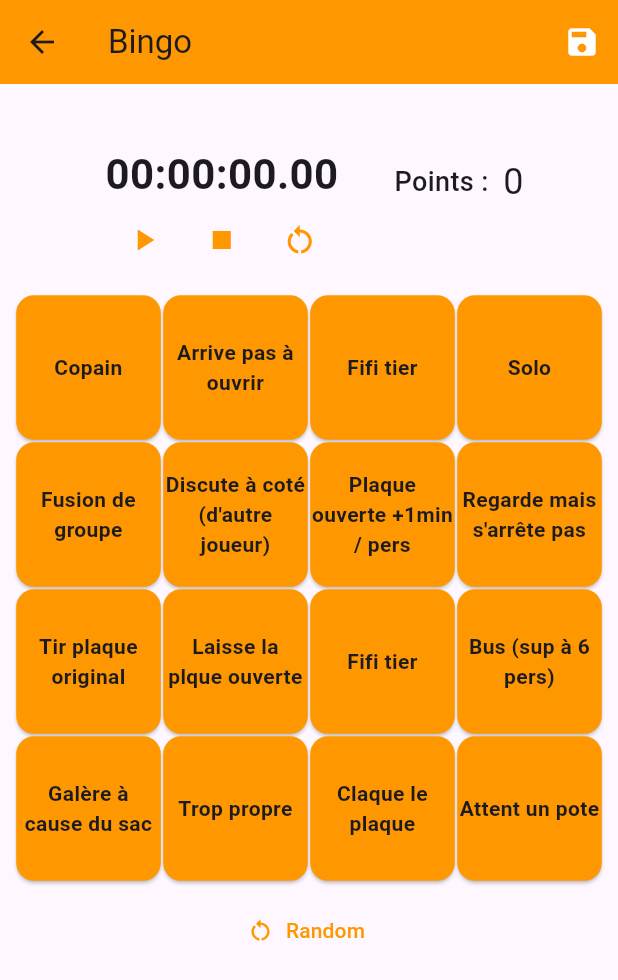
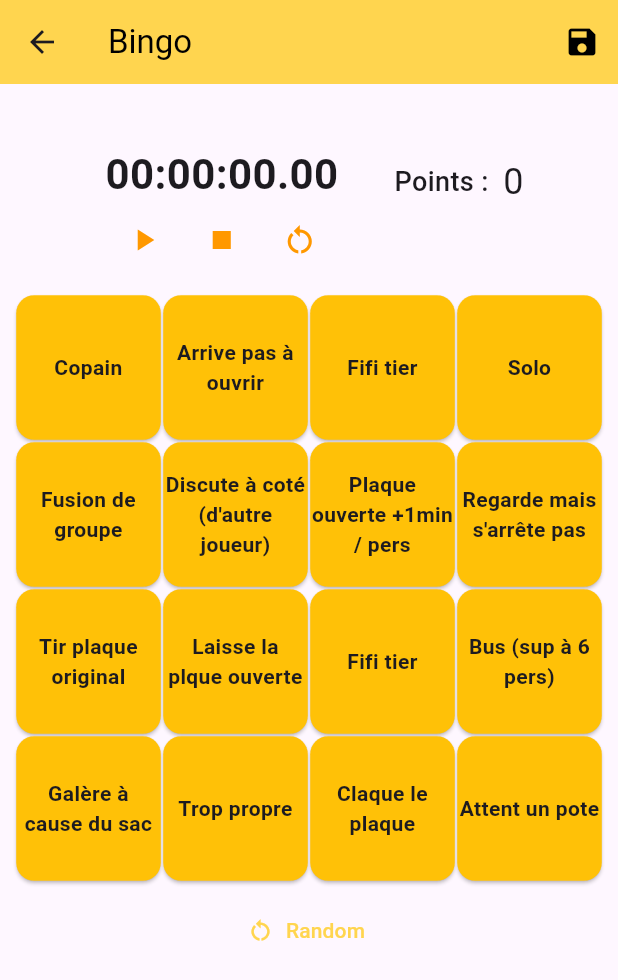
Before and after one commit to Extauren/Plaktago, a Flutter app: the Game screen opened directly with empty values, on a phone screen of 412 x 824 dp. Shown: the top 980 px of the screen. Run offline on Flutter 3.47's test engine with Material 2 defaults, Android fonts, the light colour scheme and no system bars; our stand-ins replace stop_watch_timer.

Commit message:
Fix CSS and test new colors

```diff
--- a/lib/game/bingo.dart
+++ b/lib/game/bingo.dart
@@ -47,13 +47,16 @@ class _Game extends State<Game> {
   Widget build(BuildContext context) {
     return Scaffold(
         appBar: AppBar(
-          title: Text('Bingo ${widget.gameType}'),
-          backgroundColor: Colors.orange,
+          title: Text(
+            'Bingo ${widget.gameType}',
+            style: TextStyle(color: Colors.black),
+          ),
+          backgroundColor: Colors.amber[300],
           actions: <Widget>[
             IconButton(
               icon: Icon(
                 Icons.save,
-                color: Colors.white,
+                color: Colors.black,
               ),
               onPressed: _saveGame,
             )
--- a/lib/game/board/board.dart
+++ b/lib/game/board/board.dart
@@ -51,7 +51,7 @@ class _Board extends State<Board> {
       }
       return Colors.lightGreen;
     }
-    return Colors.orange;
+    return Colors.amber;
   }
 
   void _onCardTapped(final int index) {
@@ -94,7 +94,7 @@ class _Board extends State<Board> {
       SizedBox(
           height: 410,
           child: GridView.builder(
-              gridDelegate: const SliverGridDelegateWithFixedCrossAxisCount(
+              gridDelegate: SliverGridDelegateWithFixedCrossAxisCount(
                 crossAxisCount: nbLines,
               ),
               padding: EdgeInsets.all(10.0),
@@ -117,13 +117,13 @@ class _Board extends State<Board> {
               })),
       TextButton.icon(
         onPressed: refreshBoard,
-        icon: const Icon(
+        icon: Icon(
           Icons.restart_alt,
-          color: Colors.orange,
+          color: Colors.amber[300],
         ),
-        label: const Text(
+        label: Text(
           'Random',
-          style: TextStyle(color: Colors.orange),
+          style: TextStyle(color: Colors.amber[300]),
         ),
       ),
     ]);
--- a/lib/navigation_bar.dart
+++ b/lib/navigation_bar.dart
@@ -23,6 +23,7 @@ class NavigationBar extends StatefulWidget {
 }
 
 class _NavigationBarState extends State<NavigationBar> {
+  final test = Color.fromRGBO(236, 224, 189, 1);
   int _selectedIndex = 0;
   List<Widget> _widgetOptions() => [
         Home(),
@@ -43,7 +44,7 @@ class _NavigationBarState extends State<NavigationBar> {
       body: widgetList[_selectedIndex],
       bottomNavigationBar: Theme(
         data: Theme.of(context).copyWith(
-            canvasColor: Colors.orange,
+            canvasColor: test,
             primaryColor: Colors.white,
             textTheme: Theme.of(context)
                 .textTheme
```
Also changed, not shown: lib/home.dart (+5 -15 lines).
